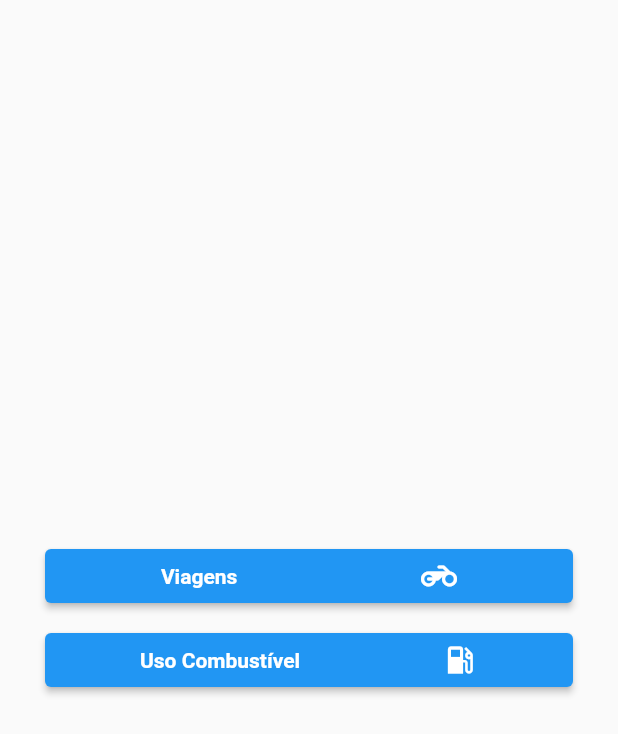
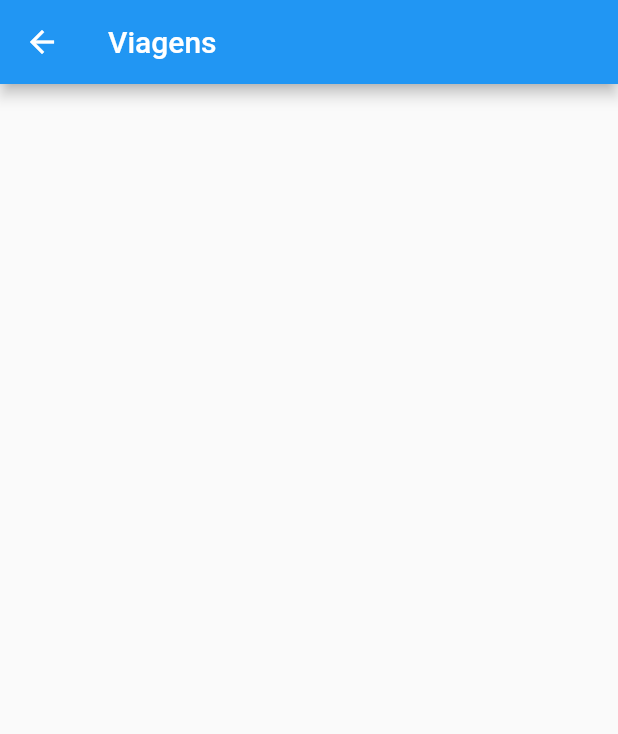
Before and after one commit to kr0ck/Controle-MotoBoy, a Flutter app: the screen it shows after launch, after a tap on "Viagens", on a phone screen of 412 x 824 dp. Shown: the top 734 px of the screen. Run offline on Flutter 3.47's test engine with Material 2 defaults, Android fonts, the light colour scheme and no system bars.

Commit message:
Criando a tele de viagens

```diff
--- a/lib/Screens/Home_Screen.dart
+++ b/lib/Screens/Home_Screen.dart
@@ -1,6 +1,7 @@
 import 'package:flutter/material.dart';
 import 'package:motoboy_controll/Screens/Uso_Combustivel_Screen.dart';
 
+import 'Viagens_Screen.dart';
 import 'Widgets/Elevated_Button_Widget.dart';
 
 class HomeScreen extends StatelessWidget {
@@ -16,7 +17,7 @@ class HomeScreen extends StatelessWidget {
             ElevatedButtonWidget(
               'Viagens',
               Icons.motorcycle_rounded,
-              HomeScreen(),
+              ViagensScreen(),
             ),
             SizedBox(
               height: 8,
--- /dev/null
+++ b/lib/Screens/Viagens_Screen.dart
@@ -0,0 +1,18 @@
+import 'package:flutter/material.dart';
+
+class ViagensScreen extends StatefulWidget {
+  @override
+  _ViagensScreenState createState() => _ViagensScreenState();
+}
+
+class _ViagensScreenState extends State<ViagensScreen> {
+  @override
+  Widget build(BuildContext context) {
+    return Scaffold(
+      appBar: AppBar(
+        title: Text('Viagens'),
+      ),
+      body: Container(),
+    );
+  }
+}
```
